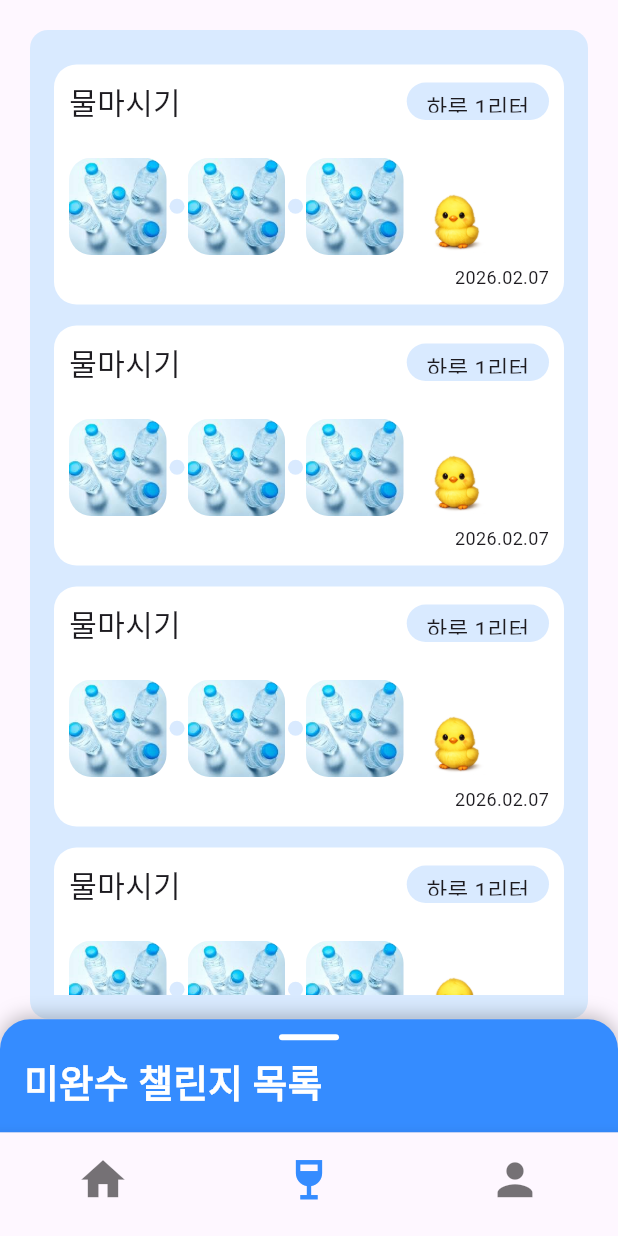
After one commit to koss-winter-team2/frontend, a Flutter app: the screen it shows after launch, item 2 of the bottom bar chosen, on a phone screen of 412 x 824 dp. The commit adds this screen. Run offline on Flutter 3.47's test engine with Material 3 defaults, Android fonts, the light colour scheme and no system bars; our stand-ins replace logger; Roboto replaces fonts that are missing (Pretendard); project files that could hold a hidden picture were left out.

Commit message:
[FEAT] 기록 & 미완수 페이지 토글 구현 및 진행중/완료/미완료 위젯 작성

```diff
--- a/lib/main.dart
+++ b/lib/main.dart
@@ -12,9 +12,6 @@ class MyApp extends StatelessWidget {
   @override
   Widget build(BuildContext context) {
     return MaterialApp(
-      theme: ThemeData(
-        fontFamily: 'Pretendard',
-      ),
       home: Scaffold(
         resizeToAvoidBottomInset: false,
         body: SafeArea(
--- a/lib/screens/home_screen.dart
+++ b/lib/screens/home_screen.dart
@@ -57,6 +57,7 @@ class _HomeScreenState extends State<HomeScreen> {
               height: MediaQuery.of(context).size.height * 0.65,
               padding: EdgeInsets.all(9),
               child: Column(
+                crossAxisAlignment: CrossAxisAlignment.start,
                 children: [
                   Padding(
                     padding: const EdgeInsets.all(6),
@@ -65,7 +66,7 @@ class _HomeScreenState extends State<HomeScreen> {
                       style: TextStyle(
                         fontFamily: 'Pretendard',
                         fontSize: 27,
-                        fontWeight: FontWeight.w800,
+                        fontWeight: FontWeight.w900,
                       ),
                     ),
                   ),
@@ -80,6 +81,7 @@ class _HomeScreenState extends State<HomeScreen> {
                             hint: '챌린지 생성이름을 작성 해주세요.',
                             number: '1',
                           ),
+
                           SizedBox(height: 12),
                           _buildInputSection(
                             editingController: _challengeGoalController,
@@ -294,7 +296,7 @@ class _HomeScreenState extends State<HomeScreen> {
               ),
             ),
             child: Center(
-              //요부분 나중에 챌린지 생성하면 화면 바뀌도록!!
+              //요부분 나중에 챌린지 생성하면 화면 바뀌도록!! InProgressChallengeWidget() 으로 바꾸기
               child: Text(
                 '현재 진행중인 챌린지가 없어요.. \n신규 챌린지를 생성하여, 도전해보세요!',
                 style: TextStyle(fontSize: 16, fontFamily: 'Pretendard'),
--- a/lib/screens/main_screens.dart
+++ b/lib/screens/main_screens.dart
@@ -2,6 +2,8 @@ import 'package:flutter/cupertino.dart';
 import 'package:flutter/material.dart';
 import 'package:three_day/screens/home_screen.dart';
 import 'package:three_day/screens/profile_screen.dart';
+import 'package:three_day/screens/record_screen.dart';
+import 'package:three_day/widgets/Challenge_complete_card.dart';
 
 class MainScreens extends StatefulWidget {
   const MainScreens({super.key});
@@ -17,10 +19,7 @@ class _MainScreensState extends State<MainScreens>
   @override
   void initState() {
     super.initState();
-    tabController = TabController(
-      length: 3,
-      vsync: this,
-    );
+    tabController = TabController(length: 3, vsync: this);
   }
 
   @override
@@ -38,9 +37,12 @@ class _MainScreensState extends State<MainScreens>
         physics: NeverScrollableScrollPhysics(),
         children: [
           HomeScreen(),
-          Tab(text: '탭1'),
+
+          RecordScreen(challengeName: '물마시기', challengePlan: '하루 1리터', clearDate: DateTime.now(),),
+          //Center(child: ChallengeCompleteCard(challengeName: '물마시기', challengePlan: '하루 1리터', clearDate: DateTime.now(),)),
 
           ProfileScreen(),
+
         ],
       ),
       bottomNavigationBar: BottomNavigationBar(
@@ -49,11 +51,17 @@ class _MainScreensState extends State<MainScreens>
           tabController.animateTo(index);
           setState(() {});
         },
+        selectedItemColor: Color(0xFF358CFF),
+        iconSize: 35,
         type: BottomNavigationBarType.fixed,
         showSelectedLabels: false,
         showUnselectedLabels: false,
         items: [
-          BottomNavigationBarItem(icon: Icon(Icons.home), label: 'home'),
+          BottomNavigationBarItem(
+            icon: Icon(Icons.home),
+            label: 'home',
+
+          ),
           BottomNavigationBarItem(
             icon: Icon(Icons.wine_bar),
             label: 'challenge_record',
--- a/lib/screens/profile_screen.dart
+++ b/lib/screens/profile_screen.dart
@@ -1,5 +1,6 @@
 import 'package:flutter/cupertino.dart';
 import 'package:flutter/material.dart';
+import 'package:three_day/widgets/in_progress_challenge_widget.dart';
 
 class ProfileScreen extends StatefulWidget {
   const ProfileScreen({super.key});
@@ -109,6 +110,7 @@ class _ProfileScreenState extends State<ProfileScreen> {
         ),
         SizedBox(height: 7,),
         Divider(color: Color(0xFFD1D5DA), thickness: 1, height: 5),
+
       ],
     );
   }
--- /dev/null
+++ b/lib/screens/record_screen.dart
@@ -0,0 +1,126 @@
+import 'package:flutter/cupertino.dart';
+import 'package:flutter/material.dart';
+import 'package:three_day/widgets/Challenge_complete_card.dart';
+import 'package:three_day/widgets/failed_challenge_card_widget.dart';
+
+class RecordScreen extends StatefulWidget {
+  final String challengeName;
+  final String challengePlan;
+  final DateTime clearDate;
+
+  const RecordScreen({
+    super.key,
+    required this.challengeName,
+    required this.challengePlan,
+    required this.clearDate,
+  });
+
+  @override
+  State<RecordScreen> createState() => _RecordScreenState();
+}
+
+class _RecordScreenState extends State<RecordScreen> {
+  @override
+  Widget build(BuildContext context) {
+    return Stack(
+        children: [
+          Padding(
+            padding: const EdgeInsets.all(20),
+            child: Container(
+              padding: EdgeInsets.all(16),
+              height: MediaQuery.of(context).size.height * 0.8,
+              decoration: BoxDecoration(
+                color: Color(0xFFD9EAFF),
+                borderRadius: BorderRadius.circular(12),
+              ),
+              child: ListView.builder(
+                itemCount: 5, //리스트 길이로 넣기
+                itemBuilder: (context, index) {
+                  //완료 챌린지 리스트받아서 넣기
+                  return Padding(
+                    padding: const EdgeInsets.symmetric(vertical: 7),
+                    child: ChallengeCompleteCard(
+                      challengeName: widget.challengeName,
+                      challengePlan: widget.challengePlan,
+                      clearDate: widget.clearDate,
+                    ),
+                  );
+                },
+              ),
+            ),
+          ),
+          DraggableScrollableSheet(
+            initialChildSize: 0.1,
+            minChildSize: 0.1,
+            maxChildSize: 1.0,
+            builder: (context, scrollController) {
+              return Container(
+                decoration: BoxDecoration(
+                  boxShadow: [
+                    BoxShadow(
+                      color: Colors.black26,
+                      blurRadius: 10,
+                      offset: Offset(0, -2),
+                    ),
+                  ],
+                  color: Color(0xFF358CFF),
+                  borderRadius: BorderRadius.vertical(top: Radius.circular(20)),
+                ),
+                child: Column(
+                  children: [
+
+                    Expanded(
+                      child: ListView.builder(controller: scrollController,itemCount:10 + 1 , itemBuilder: (context, index) {
+
+                        if(index == 0){
+                          return  Column(
+                            children: [
+                              Container(
+                                margin: EdgeInsets.symmetric(vertical: 10),
+                                width: 40,
+                                height: 4,
+                                decoration: BoxDecoration(
+                                    color: Colors.white,
+                                    borderRadius: BorderRadius.circular(2)
+                                ),
+                              ),
+                              Align(
+                                alignment: Alignment.topLeft,
+                                child: Padding(
+                                  padding: const EdgeInsets.only(left: 16,bottom: 15),
+                                  child: Text('미완수 챌린지 목록',style: TextStyle(
+                                      fontFamily: 'Pretendard',
+                                      color: Colors.white,
+                                      fontSize: 25,
+                                      fontWeight: FontWeight.w900
+                                  ),),
+                                ),
+                              ),
+                            ],
+                          );
+                        }
+
+                        return Container(
+                          decoration: BoxDecoration(color: Colors.white),
+                          child: Padding(
+                            padding: const EdgeInsets.symmetric(vertical: 7,horizontal: 10),
+                            child: FailedChallengeCardWidget(
+                              challengeName: widget.challengeName,
+                              challengePlan: widget.challengePlan,
+                              clearDate: widget.clearDate,
+                              challengeState: null,
+                            ),
+                          ),
+                        );
+                      },),
+                    )
+                  ],
+                ),
+              );
+            },
+          ),
+        ],
+      );
+
+  }
+}
--- /dev/null
+++ b/lib/widgets/Challenge_complete_card.dart
@@ -0,0 +1,159 @@
+import 'dart:io';
+
+import 'package:flutter/cupertino.dart';
+import 'package:flutter/material.dart';
+
+class ChallengeCompleteCard extends StatefulWidget {
+  final String challengeName;
+  final String challengePlan;
+  final DateTime clearDate;
+
+  const ChallengeCompleteCard({
+    super.key,
+    required this.challengeName,
+    required this.challengePlan,
+    required this.clearDate,
+  });
+
+  @override
+  State<ChallengeCompleteCard> createState() => _ChallengeCompleteCardState();
+}
+
+class _ChallengeCompleteCardState extends State<ChallengeCompleteCard> {
+  final List<File?> _imageList = []; // 받아온 이미지?
+  late final String year = widget.clearDate.year.toString();
+  late final String month = widget.clearDate.month.toString().padLeft(2, '0');
+  late String day = widget.clearDate.day.toString().padLeft(2, '0');
+
+  late String date = '$year.$month.$day';
+
+
+  @override
+  Widget build(BuildContext context) {
+    return Container(
+      width: 320,
+      height: 160,
+      padding: EdgeInsets.all(10),
+      decoration: BoxDecoration(
+        borderRadius: BorderRadius.circular(15),
+        color: Colors.white,
+      ),
+      // 구분용 색
+      child: Column(
+        children: [
+          Row(
+            children: [
+              Expanded(
+                child: Text(
+                  widget.challengeName,
+                  style: TextStyle(fontSize: 20),
+                ),
+              ),
+              Container(
+                padding: EdgeInsets.symmetric(horizontal: 13, vertical: 5),
+                height: 25,
+                child: Center(
+                  child: Text(
+                    widget.challengePlan,
+                    style: TextStyle(fontSize: 15),
+                  ),
+                ),
+                decoration: BoxDecoration(
+                  color: Color(0xFFD9EAFF),
+                  borderRadius: BorderRadius.circular(15),
+                ),
+              ),
+            ],
+          ),
+          SizedBox(height: 20),
+
+          Row(
+            children: [
+              Container(
+                width: 65,
+                height: 65,
+                child: ClipRRect(
+                  borderRadius: BorderRadius.circular(15),
+                  child: Image.asset(
+                    'assets/images/water.jpg',
+                    fit: BoxFit.cover,
+                  ),
+                ),
+              ),
+              SizedBox(width: 2),
+              Center(
+                child: Container(
+                  width: 10,
+                  height: 10,
+                  decoration: BoxDecoration(
+                    shape: BoxShape.circle,
+                    color: Color(0xFFD9EAFF),
+                  ),
+                ),
+              ),
+              SizedBox(width: 2),
+              Container(
+                width: 65,
+                height: 65,
+                child: ClipRRect(
+                  borderRadius: BorderRadius.circular(15),
+                  child: Image.asset(
+                    'assets/images/water.jpg',
+                    fit: BoxFit.cover,
+                  ),
+                ),
+              ),
+              SizedBox(width: 2),
+              Center(
+                child: Container(
+                  width: 10,
+                  height: 10,
+                  decoration: BoxDecoration(
+                    shape: BoxShape.circle,
+                    color: Color(0xFFD9EAFF),
+                  ),
+                ),
+              ),
+              SizedBox(width: 2),
+              Container(
+                width: 65,
+                height: 65,
+                child: ClipRRect(
+                  borderRadius: BorderRadius.circular(15),
+                  child: Image.asset(
+                    'assets/images/water.jpg',
+                    fit: BoxFit.cover,
+                  ),
+                ),
+              ),
+             SizedBox(width: 10,),
+              Column(
+                children: [
+                  SizedBox(height: 21,),
+                  Container(
+
+                    width: 50,
+                    height: 50,
+                    child: ClipRRect(
+                      borderRadius: BorderRadius.circular(15),
+                      child: Image.asset(
+                        'assets/images/egg.png',
+                        fit: BoxFit.cover,
+                      ),
+                    ),
+                  ),
+                ],
+              ),
+            ],
+          ),
+          Expanded(
+            child: Align(
+              alignment: Alignment.bottomRight,
+              child: Text(date, style: TextStyle(fontFamily: 'Pretendard', fontSize: 12),),
+            ),
+          ),
+        ],
+      ),
+    );
+  }
+}
```
Also changed, not shown: lib/models/challenge_state.dart (added, +18 -0 lines), lib/widgets/failed_challenge_card_widget.dart (added, +186 -0 lines), lib/widgets/in_progress_challenge_widget.dart (added, +217 -0 lines), pubspec.yaml (+7 -1 lines), assets/images/egg.png (added), assets/images/retry.png (added), assets/images/trash.png (added), assets/images/water.jpg (added).
